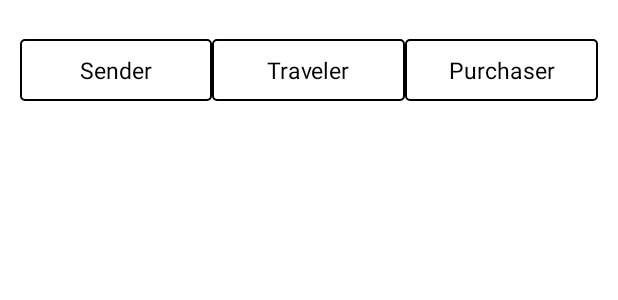
After one commit to hasansid-147/Luggsharenew, an Android app: the layout fragment_my_request.xml on its own in the app's theme, with its tools: preview values and no code run, on a phone screen of 412 x 824 dp. The commit adds this screen. Shown: the top 300 px of the screen. Run offline under Robolectric (Android 15) with nearby library versions, the phone set to English and light mode, and no system bars.

Commit message:
My Request screen

```diff
--- a/app/src/main/java/com/android/luggshare/presentation/screens/dashboard/activities/DashboardActivity.java
+++ b/app/src/main/java/com/android/luggshare/presentation/screens/dashboard/activities/DashboardActivity.java
@@ -17,6 +17,7 @@ import com.android.luggshare.R;
 import com.android.luggshare.presentation.activities.CoreActivity;
 import com.android.luggshare.presentation.fragments.CoreFragment;
 import com.android.luggshare.presentation.screens.dashboard.fragments.home.HomeFragment;
+import com.android.luggshare.presentation.screens.myrequests.fragments.MyRequestFragment;
 import com.android.luggshare.presentation.screens.sender.fragments.SenderRequestFragment;
 import com.google.android.material.navigation.NavigationView;
 
@@ -71,6 +72,9 @@ public class DashboardActivity extends CoreActivity implements CoreFragment.OnFr
                         break;
                     case R.id.nav_security:
                         replaceChildFragmentWithDelay(R.id.content_area, new HomeFragment(), true, false, null, true);
+                        break;
+                    case R.id.nav_request:
+                        replaceChildFragmentWithDelay(R.id.content_area, new MyRequestFragment(), true, false, null, true);
                         break;
                     default:
                         return true;
--- /dev/null
+++ b/app/src/main/res/layout/fragment_my_request.xml
@@ -0,0 +1,79 @@
+<?xml version="1.0" encoding="utf-8"?>
+<RelativeLayout xmlns:android="http://schemas.android.com/apk/res/android"
+    xmlns:tools="http://schemas.android.com/tools"
+    android:layout_width="match_parent"
+    android:layout_height="match_parent"
+    xmlns:app="http://schemas.android.com/apk/res-auto"
+    android:gravity="center_horizontal"
+    android:orientation="vertical"
+    android:background="@color/white">
+
+    <LinearLayout
+        android:id="@+id/llTabContainer"
+        android:layout_width="match_parent"
+        android:layout_height="wrap_content"
+        android:layout_alignParentTop="true"
+        android:layout_marginTop="@dimen/_20sdp"
+        android:layout_marginBottom="@dimen/_20sdp"
+        android:layout_marginStart="@dimen/_10sdp"
+        android:layout_marginEnd="@dimen/_10sdp"
+        android:weightSum="3"
+        >
+
+        <TextView
+            android:id="@+id/tvSender"
+            android:layout_width="0dp"
+            android:layout_height="wrap_content"
+            android:layout_weight="1"
+            android:textColor="@color/black"
+            android:gravity="center"
+            android:layout_gravity="center"
+            android:background="@drawable/border_curved"
+
+            android:textSize="@dimen/_12ssp"
+            android:text="Sender"
+            />
+
+        <TextView
+            android:id="@+id/tvTraveler"
+            android:layout_width="0dp"
+            android:layout_height="wrap_content"
+            android:layout_weight="1"
+            android:textColor="@color/black"
+            android:gravity="center"
+            android:layout_gravity="center"
+            android:background="@drawable/border_curved"
+
+            android:textSize="@dimen/_12ssp"
+            android:text="Traveler"
+            />
+
+        <TextView
+            android:id="@+id/tvPurchaser"
+            android:layout_width="0dp"
+            android:layout_height="wrap_content"
+            android:layout_weight="1"
+            android:textColor="@color/black"
+            android:gravity="center"
+            android:layout_gravity="center"
+            android:background="@drawable/border_curved"
+
+            android:textSize="@dimen/_12ssp"
+            android:text="Purchaser"
+            />
+
+    </LinearLayout>
+
+    <androidx.recyclerview.widget.RecyclerView
+        android:id="@+id/recycler_view"
+        android:scrollbars="vertical"
+        android:layout_width="match_parent"
+        android:layout_height="wrap_content"
+        android:layout_marginStart="@dimen/_10sdp"
+        android:layout_marginEnd="@dimen/_10sdp"
+        android:layout_below="@+id/llTabContainer"
+        />
+
+
+
+</RelativeLayout>
```
Also changed, not shown: app/src/main/java/com/android/luggshare/presentation/screens/myrequests/adapters/MyRequestSenderAdapter.java (added, +63 -0 lines), app/src/main/java/com/android/luggshare/presentation/screens/myrequests/fragments/MyRequestFragment.java (added, +174 -0 lines), app/src/main/java/com/android/luggshare/utils/RecyclerTouchListener.java (added, +58 -0 lines), app/src/main/res/layout/row_my_request_sender.xml (added, +54 -0 lines).
